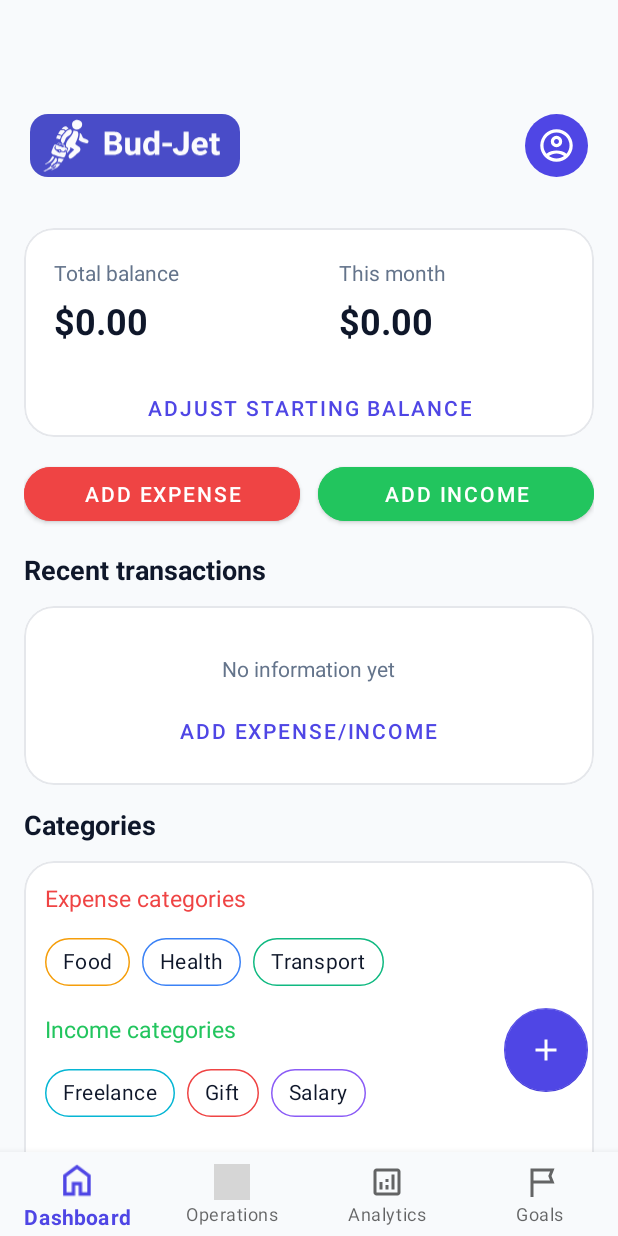
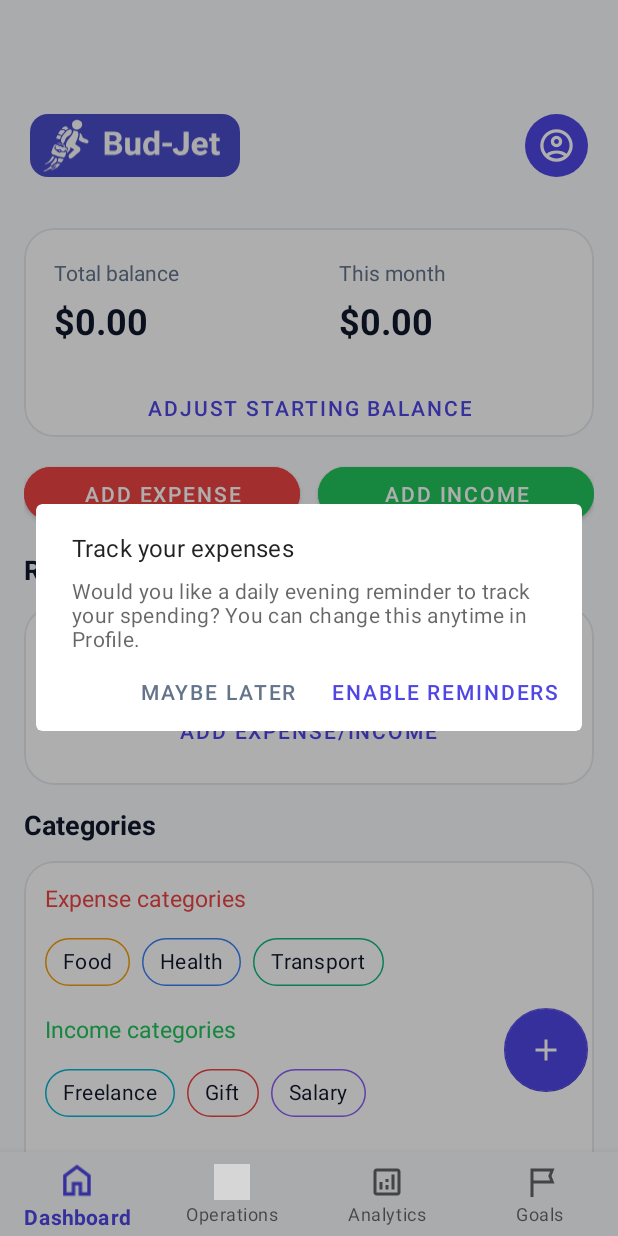
Before and after one commit to 10abe9/Bud-Jet, an Android app: the screen it shows after launch (MainActivity), after a tap on "Skip", on a phone screen of 412 x 824 dp. Run offline under Robolectric (Android 15) with nearby library versions, the light colour scheme and no system bars; our stand-ins replace Room's generated code, navigation-ui; Roboto replaces fonts that are not available here; 1 other tap on this screen came first; grey boxes are pictures that could not be loaded.

Commit message:
add notification calling in dashboard V3

```diff
--- a/app/build.gradle.kts
+++ b/app/build.gradle.kts
@@ -12,8 +12,8 @@ android {
         applicationId = "com.abe.bud_jet"
         minSdk = 24
         targetSdk = 36
-        versionCode = 2
-        versionName = "2.0"
+        versionCode = 3
+        versionName = "3.0"
 
         testInstrumentationRunner = "androidx.test.runner.AndroidJUnitRunner"
     }
--- a/app/src/main/java/com/abe/bud_jet/notifications/ExpenseReminderReceiver.kt
+++ b/app/src/main/java/com/abe/bud_jet/notifications/ExpenseReminderReceiver.kt
@@ -22,12 +22,9 @@ class ExpenseReminderReceiver : BroadcastReceiver() {
         if (!hasNotificationPermission(context)) return
 
         val todayStart = todayStartMillis()
-        val lastVisit = preferenceManager.getLastDashboardVisitTime()
         val lastSent = preferenceManager.getLastNotificationSentTime()
 
-        // If user opened Dashboard today - don't remind.
-        if (lastVisit >= todayStart) return
-        // If we already sent today's reminder - don't spam.
+        // Send at most one reminder per day.
         if (lastSent >= todayStart) return
 
         sendReminderNotification(context)
--- a/app/src/main/java/com/abe/bud_jet/notifications/NotificationReminderScheduler.kt
+++ b/app/src/main/java/com/abe/bud_jet/notifications/NotificationReminderScheduler.kt
@@ -12,8 +12,8 @@ object NotificationReminderScheduler {
 
     /**
      * Schedules an inexact daily reminder around 20:00 device local time.
-     * The receiver itself decides whether to actually show the notification
-     * (based on last dashboard visit + whether notifications are enabled).
+     * The receiver sends at most one reminder per day and checks
+     * whether notifications are enabled and permission is granted.
      */
     fun scheduleDailyExpenseReminder(context: Context) {
         val alarmManager = context.getSystemService(Context.ALARM_SERVICE) as AlarmManager
--- a/app/src/main/java/com/abe/bud_jet/ui/dashboard/DashboardFragment.kt
+++ b/app/src/main/java/com/abe/bud_jet/ui/dashboard/DashboardFragment.kt
@@ -4,18 +4,18 @@ import android.Manifest
 import android.content.res.ColorStateList
 import android.content.pm.PackageManager
 import android.graphics.Color
+import android.os.Build
 import android.os.Bundle
 import android.view.LayoutInflater
 import android.view.View
 import android.view.ViewGroup
 import android.widget.Toast
 import androidx.activity.result.contract.ActivityResultContracts
+import androidx.core.content.ContextCompat
 import androidx.fragment.app.Fragment
 import androidx.fragment.app.setFragmentResultListener
 import androidx.fragment.app.viewModels
 import androidx.navigation.fragment.findNavController
-import androidx.core.content.ContextCompat
-import android.os.Build
 import com.abe.bud_jet.database.FinanceRepositoryProvider
 import com.abe.bud_jet.database.FinanceRepository
 import com.abe.bud_jet.database.preferences.PreferenceManager
@@ -23,14 +23,19 @@ import com.abe.bud_jet.databinding.FragmentDashboardBinding
 import com.abe.bud_jet.R
 import com.abe.bud_jet.utils.CurrencyFormatter
 import com.abe.bud_jet.ui.operations.AddTransactionBottomSheet
+import com.abe.bud_jet.notifications.NotificationReminderScheduler
 import com.abe.bud_jet.utils.VibrationManager
 import com.abe.bud_jet.utils.collectWithLifecycle
+import com.google.android.material.dialog.MaterialAlertDialogBuilder
 import com.google.android.material.chip.Chip
 import com.google.android.material.bottomnavigation.BottomNavigationView
-import com.abe.bud_jet.notifications.NotificationReminderScheduler
 import com.abe.bud_jet.ui.profile.CurrentBalanceBottomSheet
 
 class DashboardFragment : Fragment() {
+    companion object {
+        const val KEY_PROMPT_NOTIFICATIONS_AFTER_ONBOARDING = "prompt_notifications_after_onboarding"
+    }
+
     private val fixedCategoryPalette = listOf(
         "#F59E0B",
         "#3B82F6",
@@ -61,10 +66,8 @@ class DashboardFragment : Fragment() {
 
     private val requestNotificationsPermissionLauncher =
         registerForActivityResult(ActivityResultContracts.RequestPermission()) { granted ->
-            // We only ask once automatically. User can re-try from Profile later.
             preferenceManager.setNotificationPermissionRequested(true)
             preferenceManager.setNotificationsEnabled(granted)
-
             if (granted) {
                 NotificationReminderScheduler.scheduleDailyExpenseReminder(requireContext())
             }
@@ -90,8 +93,7 @@ class DashboardFragment : Fragment() {
 
         // Remember last time the user opened Dashboard (used to decide whether to remind).
         preferenceManager.setLastDashboardVisitTime(System.currentTimeMillis())
-
-        maybeRequestNotificationsPermissionOnce()
+        maybePromptNotificationsAfterOnboarding()
         if (preferenceManager.isNotificationsEnabled() && hasNotificationPermission()) {
             NotificationReminderScheduler.scheduleDailyExpenseReminder(requireContext())
         }
@@ -111,16 +113,35 @@ class DashboardFragment : Fragment() {
         }
     }
 
-    private fun maybeRequestNotificationsPermissionOnce() {
+    private fun maybePromptNotificationsAfterOnboarding() {
+        val backStackEntry = findNavController().getBackStackEntry(com.abe.bud_jet.R.id.mobile_navigation)
+        val shouldPrompt = backStackEntry.savedStateHandle
+            .remove<Boolean>(KEY_PROMPT_NOTIFICATIONS_AFTER_ONBOARDING) == true
+        if (!shouldPrompt) return
         if (preferenceManager.isNotificationPermissionRequested()) return
 
-        if (hasNotificationPermission()) {
-            preferenceManager.setNotificationPermissionRequested(true)
-            preferenceManager.setNotificationsEnabled(true)
-            return
-        }
+        val dialog = MaterialAlertDialogBuilder(requireContext())
+            .setTitle(getString(R.string.notifications_reminder_title))
+            .setMessage(getString(R.string.notifications_opt_in_message))
+            .setNegativeButton(getString(R.string.notifications_opt_in_later)) { _, _ ->
+                preferenceManager.setNotificationPermissionRequested(true)
+                preferenceManager.setNotificationsEnabled(false)
+            }
+            .setPositiveButton(getString(R.string.notifications_opt_in_enable)) { _, _ ->
+                if (hasNotificationPermission()) {
+                    preferenceManager.setNotificationPermissionRequested(true)
+                    preferenceManager.setNotificationsEnabled(true)
+                    NotificationReminderScheduler.scheduleDailyExpenseReminder(requireContext())
+                } else {
+                    requestNotificationsPermissionLauncher.launch(Manifest.permission.POST_NOTIFICATIONS)
+                }
+            }
+            .show()
 
-        requestNotificationsPermissionLauncher.launch(Manifest.permission.POST_NOTIFICATIONS)
+        dialog.getButton(android.app.AlertDialog.BUTTON_POSITIVE)
+            ?.setTextColor(requireContext().getColor(R.color.brand_primary))
+        dialog.getButton(android.app.AlertDialog.BUTTON_NEGATIVE)
+            ?.setTextColor(requireContext().getColor(R.color.text_secondary))
     }
 
     private fun hasNotificationPermission(): Boolean {
--- a/app/src/main/java/com/abe/bud_jet/ui/hello/Hello1Fragment.kt
+++ b/app/src/main/java/com/abe/bud_jet/ui/hello/Hello1Fragment.kt
@@ -17,6 +17,7 @@ import com.abe.bud_jet.R
 import com.abe.bud_jet.databinding.FragmentHello1Binding
 import androidx.navigation.findNavController
 import androidx.navigation.fragment.findNavController
+import com.abe.bud_jet.ui.dashboard.DashboardFragment
 import com.abe.bud_jet.utils.VibrationManager
 import kotlinx.coroutines.delay
 import kotlinx.coroutines.launch
@@ -65,6 +66,8 @@ class Hello1Fragment : Fragment() {
         }
         binding.buttonSkip.setOnClickListener {
             vibrator.error()
+            findNavController().getBackStackEntry(R.id.mobile_navigation)
+                .savedStateHandle[DashboardFragment.KEY_PROMPT_NOTIFICATIONS_AFTER_ONBOARDING] = true
             findNavController().navigate(R.id.action_hello1Fragment_to_navigation_dashboard,
                 null,
                 NavOptions.Builder()
--- a/app/src/main/java/com/abe/bud_jet/ui/hello/Hello2Fragment.kt
+++ b/app/src/main/java/com/abe/bud_jet/ui/hello/Hello2Fragment.kt
@@ -11,6 +11,7 @@ import androidx.navigation.fragment.findNavController
 import com.abe.bud_jet.R
 import com.abe.bud_jet.databinding.FragmentHello2Binding
 import com.abe.bud_jet.database.preferences.PreferenceManager
+import com.abe.bud_jet.ui.dashboard.DashboardFragment
 import com.abe.bud_jet.utils.VibrationManager
 import com.google.android.material.chip.Chip
 
@@ -61,6 +62,8 @@ class Hello2Fragment : Fragment() {
         binding.buttonContinue.setOnClickListener {
             saveSelectedCurrency()
             VibrationManager.get().success()
+            findNavController().getBackStackEntry(R.id.mobile_navigation)
+                .savedStateHandle[DashboardFragment.KEY_PROMPT_NOTIFICATIONS_AFTER_ONBOARDING] = true
             findNavController().navigate(
                 R.id.action_hello2Fragment_to_navigation_dashboard,
                 null,
--- a/app/src/main/res/values/strings.xml
+++ b/app/src/main/res/values/strings.xml
@@ -74,6 +74,9 @@
     <string name="notifications_reminder_channel_name">Spending reminder</string>
     <string name="notifications_reminder_title">Track your expenses</string>
     <string name="notifications_reminder_message">If you have not added expenses today, do it now.</string>
+    <string name="notifications_opt_in_message">Would you like a daily evening reminder to track your spending? You can change this anytime in Profile.</string>
+    <string name="notifications_opt_in_enable">Enable reminders</string>
+    <string name="notifications_opt_in_later">Maybe later</string>
     <string name="notifications_permission_required">Notifications permission is required to enable reminders.</string>
     <string name="notifications_permission_denied">Permission denied. You can enable reminders later from Profile.</string>
 
```
Also changed, not shown: app/src/main/res/values/styles.xml (+23 -0 lines).
